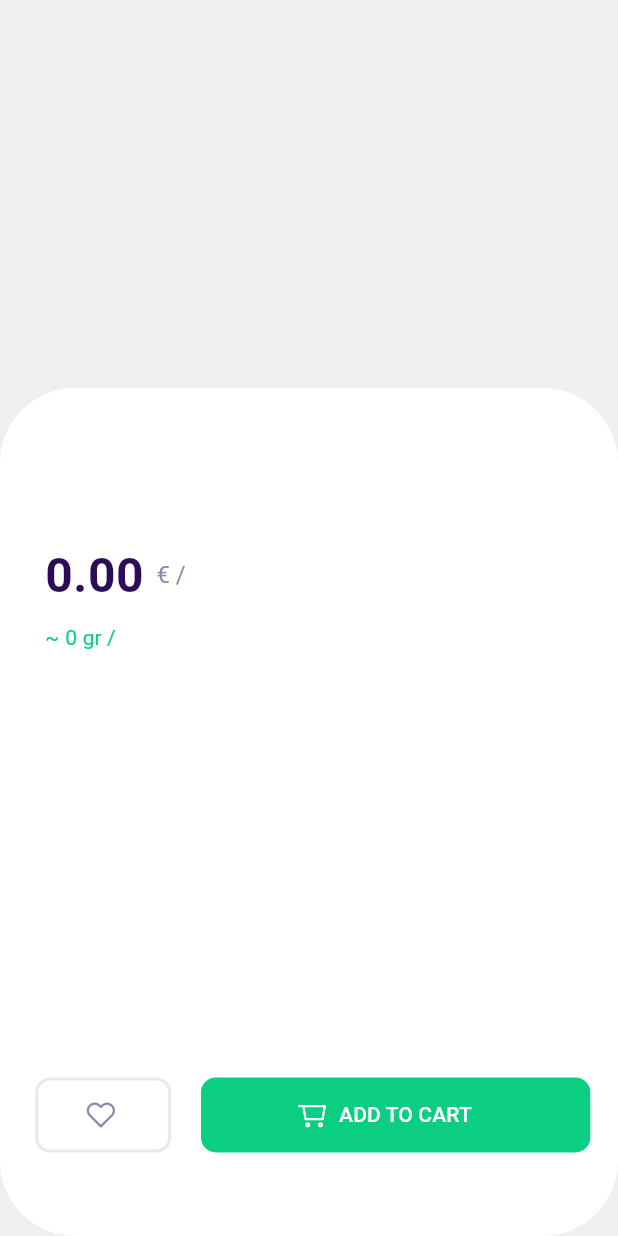
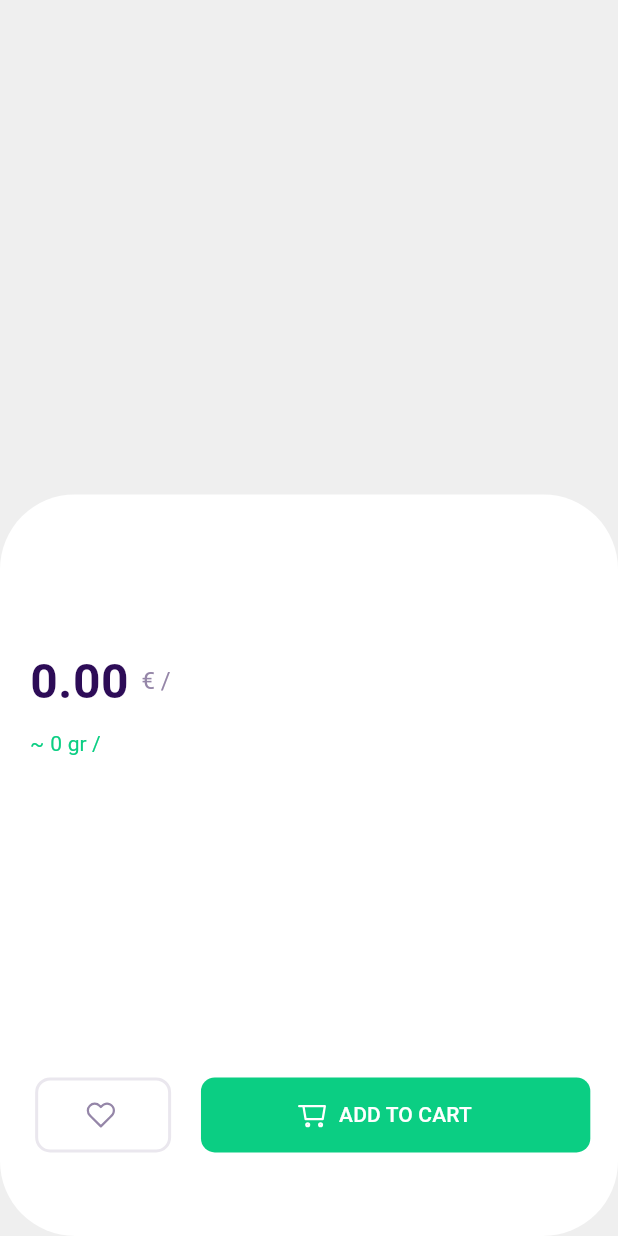
Before and after one commit to Zaid-Alfar/delivery-app, a Flutter app: the Carousel screen opened directly with empty values, on a phone screen of 412 x 824 dp. Run offline on Flutter 3.47's test engine with Material 3 defaults, Android fonts, the phone set to English and light mode, and no system bars; our stand-ins replace auto_route, bloc, device_preview, dio, flutter_bloc, flutter_screenutil and 2 more; missing offline and left inert: dart:ffi; network calls fail; Roboto replaces fonts that are missing (SFProDisplay).

Commit message:
fixed core_tast github comments

```diff
--- a/lib/cubit/categories_cubit.dart
+++ b/lib/cubit/categories_cubit.dart
@@ -98,6 +98,7 @@ class CategoriesCubit extends Cubit<CategoriesState> {
           imageList: List<String>.from(item['imageList']),
           image: item['image'],
           category: List<String>.from(item['category']),
+          stock: item['stock']
         );
       }).toList();
 
--- a/lib/main.dart
+++ b/lib/main.dart
@@ -15,15 +15,15 @@ void main() {
       runApp(
         DevicePreview(
           enabled: !kReleaseMode,
-          builder: (context) =>  DeleveryApp(), // Wrap your app
+          builder: (context) =>  DeliveryApp(), // Wrap your app
         ),
       );
     },
   );
 }
 
-class DeleveryApp extends StatelessWidget {
-   DeleveryApp({super.key});
+class DeliveryApp extends StatelessWidget {
+   DeliveryApp({super.key});
 
   final AppRouter _appRouter = AppRouter();
 
--- a/lib/models/items.dart
+++ b/lib/models/items.dart
@@ -1,6 +1,3 @@
-
-import 'package:flutter/material.dart';
-
 class Item {
   final String name;
   final double price;
@@ -12,9 +9,10 @@ class Item {
   final String? image;
   final String? imageUrl;
   final List<String> imageList;
+  final int stock; // Added stock property
 
-  Item(
-      {required this.name,
+  Item({
+    required this.name,
     required this.price,
     required this.unit,
     required this.weight,
@@ -23,5 +21,7 @@ class Item {
     required this.description,
     this.image,
     this.imageUrl,
-      required this.imageList});
+    required this.imageList,
+    required this.stock, // Make stock required
+  });
 }
--- a/lib/screens/categories_screen.dart
+++ b/lib/screens/categories_screen.dart
@@ -7,6 +7,7 @@ import 'package:delivery_app/widgets/category_grid_item.dart';
 import 'package:delivery_app/widgets/simple_search_bar.dart';
 import 'package:flutter/material.dart';
 import 'package:flutter_bloc/flutter_bloc.dart';
+import 'package:flutter_screenutil/flutter_screenutil.dart';
 
 @RoutePage()
 class CategoriesScreen extends StatelessWidget {
@@ -56,10 +57,10 @@ class CategoriesScreen extends StatelessWidget {
           return Column(
             children: [
               Padding(
-                  padding: const EdgeInsets.all(20), child: SimpleSearchBar()),
+                  padding:  EdgeInsets.all(20.w), child: SimpleSearchBar()),
               Expanded(
                 child: GridView(
-                  padding: EdgeInsets.all(15),
+                  padding: EdgeInsets.all(15.w),
                   gridDelegate: const SliverGridDelegateWithFixedCrossAxisCount(
                     crossAxisCount: 2,
                     childAspectRatio: 0.81,
--- a/lib/screens/item_details_screen.dart
+++ b/lib/screens/item_details_screen.dart
@@ -5,6 +5,7 @@ import 'package:delivery_app/models/items.dart';
 import 'package:delivery_app/widgets/carousel.dart';
 import 'package:flutter/material.dart';
 import 'package:flutter_bloc/flutter_bloc.dart';
+import 'package:flutter_screenutil/flutter_screenutil.dart';
 
 @RoutePage()
 class ItemDetailsScreen extends StatelessWidget {
--- a/lib/widgets/carousel.dart
+++ b/lib/widgets/carousel.dart
@@ -1,9 +1,9 @@
 import 'package:delivery_app/cubit/carousel_cubit.dart';
 import 'package:delivery_app/models/items.dart';
+import 'package:delivery_app/widgets/dot_indicator.dart';
 import 'package:delivery_app/widgets/item_detail_summary.dart';
 import 'package:flutter/material.dart';
 import 'package:flutter_bloc/flutter_bloc.dart';
-
 
 class Carousel extends StatelessWidget {
   const Carousel({super.key, required this.imageList, required this.item});
@@ -14,8 +14,8 @@ class Carousel extends StatelessWidget {
   Widget build(BuildContext context) {
     final PageController pageController = PageController();
     final height = MediaQuery.of(context).size.height;
+    final width = MediaQuery.of(context).size.width;
 
-    // Listen to the PageController and update the Cubit
     pageController.addListener(() {
       context.read<CarouselCubit>().updateIndex(pageController.page!.round());
     });
@@ -23,7 +23,6 @@ class Carousel extends StatelessWidget {
     return Scaffold(
       body: Stack(
         children: [
-          // Carousel with image list
           Positioned(
             top: 0,
             right: 0,
@@ -44,46 +43,20 @@ class Carousel extends StatelessWidget {
               },
             ),
           ),
-
-          // Dot indicator for the carousel
           Positioned(
-            bottom: height * 0.686 + 20,
+            bottom: width >= 400 ? height * 0.600 + 5 : height * 0.686 + 5,
             right: 0,
             left: 0,
             child: BlocBuilder<CarouselCubit, int>(
               builder: (context, currentIndex) {
-                return buildDotIndicator(currentIndex, imageList.length);
+                return DotIndicator(
+                    currentIndex: currentIndex, totalDots: imageList.length);
               },
             ),
           ),
-
           ItemDetailSummary(item: item),
         ],
       ),
     );
   }
-
-  // Dot indicator widget
-  Widget buildDotIndicator(int currentIndex, int totalDots) {
-    return Padding(
-      padding: const EdgeInsets.all(8.0),
-      child: Row(
-        mainAxisAlignment: MainAxisAlignment.center,
-        children: List.generate(totalDots, (index) {
-          return AnimatedContainer(
-            duration: Duration(milliseconds: 300),
-            margin: EdgeInsets.symmetric(horizontal: 4.0),
-            width: currentIndex == index ? 8.0 : 8.0,
-            height: 8.0,
-            decoration: BoxDecoration(
-              color: currentIndex == index
-                  ? Colors.white
-                  : Colors.white.withOpacity(0.5),
-              borderRadius: BorderRadius.circular(4.0),
-            ),
-          );
-        }),
-      ),
-    );
-  }
 }
--- /dev/null
+++ b/lib/widgets/dot_indicator.dart
@@ -0,0 +1,36 @@
+import 'package:flutter/material.dart';
+import 'package:flutter_screenutil/flutter_screenutil.dart';
+class DotIndicator extends StatelessWidget {
+  final int currentIndex;
+  final int totalDots;
+
+  const DotIndicator({
+    Key? key,
+    required this.currentIndex,
+    required this.totalDots,
+  }) : super(key: key);
+
+  @override
+  Widget build(BuildContext context) {
+    return Padding(
+      padding:  EdgeInsets.all(8.0.w),
+      child: Row(
+        mainAxisAlignment: MainAxisAlignment.center,
+        children: List.generate(totalDots, (index) {
+          return AnimatedContainer(
+            duration: const Duration(milliseconds: 300),
+            margin: EdgeInsets.symmetric(horizontal: 4.0.w),
+            width: currentIndex == index ? 8.0 : 8.0,
+            height: 8.0,
+            decoration: BoxDecoration(
+              color: currentIndex == index
+                  ? Colors.white
+                  : Colors.white.withOpacity(0.5),
+              borderRadius: BorderRadius.circular(4.0),
+            ),
+          );
+        }),
+      ),
+    );
+  }
+}
--- a/lib/widgets/item_detail_summary.dart
+++ b/lib/widgets/item_detail_summary.dart
@@ -17,7 +17,7 @@ class ItemDetailSummary extends StatelessWidget {
       bottom: 0,
       right: 0,
       left: 0,
-      height: height * 0.686,
+      height: width>=400 ? height * 0.60 : height* 0.686,
       child: Container(
         decoration: const BoxDecoration(
             borderRadius: BorderRadius.all(Radius.circular(50)),
@@ -43,15 +43,12 @@ class ItemDetailSummary extends StatelessWidget {
               Row(
                 mainAxisSize: MainAxisSize.max,
                 children: [
-                  Padding(
-                    padding: const EdgeInsets.only(left: 10),
-                    child: Text(
+                  Text(
                     "${item.price.toStringAsFixed(2)} ",
                     style: Theme.of(context).textTheme.titleLarge!.copyWith(
                         color: Theme.of(context).colorScheme.onPrimary,
                         fontWeight: FontWeight.bold,
                         fontSize: 32),
-                    ),
                   ),
                   const SizedBox(
                     height: 12,
@@ -71,14 +68,11 @@ class ItemDetailSummary extends StatelessWidget {
               Row(
                 mainAxisSize: MainAxisSize.max,
                 children: [
-                  Padding(
-                    padding: const EdgeInsets.only(left: 10),
-                    child: Text(
+                  Text(
                     "~ ${item.weight.round()} ",
                     style: Theme.of(context).textTheme.bodyMedium!.copyWith(
                           color: Theme.of(context).colorScheme.primary,
                           fontWeight: FontWeight.normal,
-                          ),
                         ),
                   ),
                   const SizedBox(
@@ -162,14 +156,12 @@ class ItemDetailSummary extends StatelessWidget {
                         style: TextStyle(color: Colors.white),
                       ),
                       style: TextButton.styleFrom(
-                        backgroundColor: Theme.of(context)
-                            .colorScheme
-                            .primary,
-                        padding: const EdgeInsets.only(right: 20, left: 5),
+                        backgroundColor: Theme.of(context).colorScheme.primary,
+                        padding: EdgeInsets.only(right: 20.w, left: 5.w),
                         fixedSize: Size(width * 0.63, 50),
-                        shape: const RoundedRectangleBorder(
+                        shape: RoundedRectangleBorder(
                           borderRadius: BorderRadius.all(
-                            Radius.circular(10),
+                            Radius.circular(10.r),
                           ),
                         ),
                       ),
```
Also changed, not shown: lib/screens/items_screen.dart (+10 -25 lines), lib/screens/navigation_bar_screen.dart (+12 -18 lines), lib/widgets/app_scaffold.dart (added, +28 -0 lines), lib/widgets/category_grid_item.dart (+5 -5 lines), lib/widgets/item_card.dart (+143 -89 lines), lib/widgets/items_filter.dart (+15 -6 lines), lib/widgets/simple_search_bar.dart (+10 -17 lines), 1 other file. Lines whose indentation alone changed are shown as unchanged.
